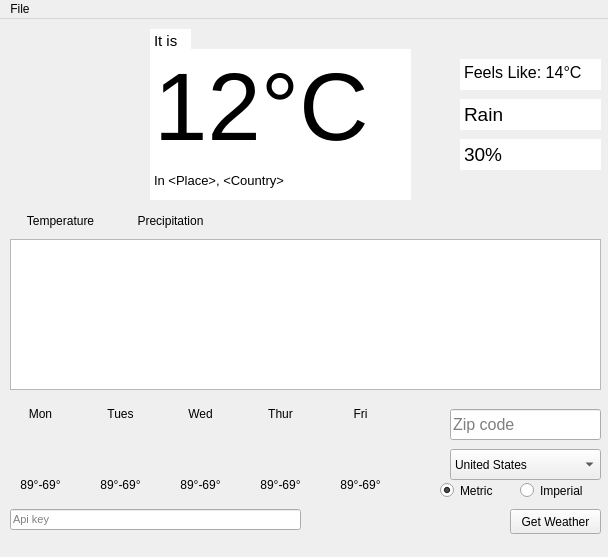
Old version of the form uis/weather_gui.ui in the repository emmafornash/Weather-Report.
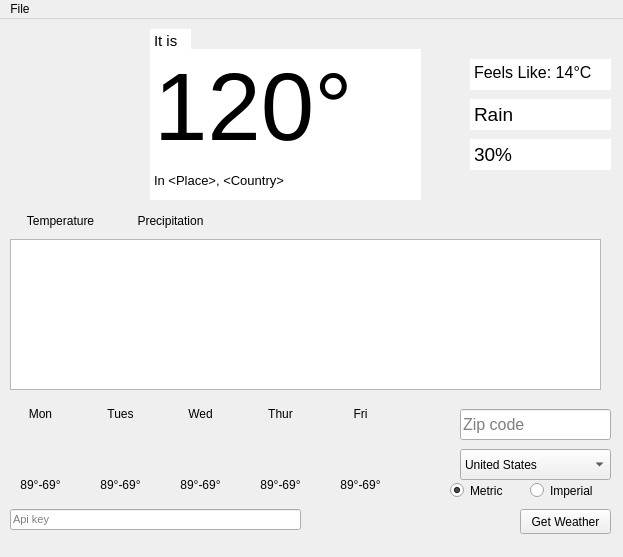
New version of the form. Icons and pictures are not drawn. Custom widgets are drawn as their Qt base class.

Commit message: added a save json option and various other improvements

```diff
--- a/uis/weather_gui.ui
+++ b/uis/weather_gui.ui
@@ -6,7 +6,7 @@
    <rect>
     <x>0</x>
     <y>0</y>
-    <width>608</width>
+    <width>623</width>
     <height>557</height>
    </rect>
   </property>
@@ -19,7 +19,7 @@
      <rect>
       <x>150</x>
       <y>30</y>
-      <width>261</width>
+      <width>271</width>
       <height>121</height>
      </rect>
     </property>
@@ -54,13 +54,13 @@
 &lt;html&gt;&lt;head&gt;&lt;meta name=&quot;qrichtext&quot; content=&quot;1&quot; /&gt;&lt;style type=&quot;text/css&quot;&gt;
 p, li { white-space: pre-wrap; }
 &lt;/style&gt;&lt;/head&gt;&lt;body style=&quot; font-family:'Ubuntu'; font-size:72pt; font-weight:400; font-style:normal;&quot;&gt;
-&lt;p style=&quot; margin-top:0px; margin-bottom:0px; margin-left:0px; margin-right:0px; -qt-block-indent:0; text-indent:0px;&quot;&gt;12°C&lt;/p&gt;&lt;/body&gt;&lt;/html&gt;</string>
+&lt;p style=&quot; margin-top:0px; margin-bottom:0px; margin-left:0px; margin-right:0px; -qt-block-indent:0; text-indent:0px;&quot;&gt;120°C&lt;/p&gt;&lt;/body&gt;&lt;/html&gt;</string>
     </property>
    </widget>
    <widget class="QPushButton" name="get_weather">
     <property name="geometry">
      <rect>
-      <x>510</x>
+      <x>520</x>
       <y>490</y>
       <width>91</width>
       <height>25</height>
@@ -73,7 +73,7 @@
    <widget class="QTextEdit" name="current_weather">
     <property name="geometry">
      <rect>
-      <x>460</x>
+      <x>470</x>
       <y>80</y>
       <width>141</width>
       <height>31</height>
@@ -122,7 +122,7 @@
    <widget class="QTextEdit" name="current_humidity">
     <property name="geometry">
      <rect>
-      <x>460</x>
+      <x>470</x>
       <y>120</y>
       <width>141</width>
       <height>31</height>
@@ -193,7 +193,7 @@
      <rect>
       <x>150</x>
       <y>150</y>
-      <width>261</width>
+      <width>271</width>
       <height>31</height>
      </rect>
     </property>
@@ -217,7 +217,7 @@
    <widget class="QRadioButton" name="imperial_radio">
     <property name="geometry">
      <rect>
-      <x>520</x>
+      <x>530</x>
       <y>460</y>
       <width>81</width>
       <height>23</height>
@@ -230,7 +230,7 @@
    <widget class="QRadioButton" name="metric_radio">
     <property name="geometry">
      <rect>
-      <x>440</x>
+      <x>450</x>
       <y>460</y>
       <width>71</width>
       <height>23</height>
@@ -270,7 +270,7 @@
    <widget class="QLineEdit" name="zipcode_edit">
     <property name="geometry">
      <rect>
-      <x>450</x>
+      <x>460</x>
       <y>390</y>
       <width>151</width>
       <height>31</height>
@@ -291,7 +291,7 @@
    <widget class="QTextEdit" name="current_feels_like">
     <property name="geometry">
      <rect>
-      <x>460</x>
+      <x>470</x>
       <y>40</y>
       <width>141</width>
       <height>31</height>
@@ -359,7 +359,7 @@
    <widget class="QLabel" name="humidity_icon_label">
     <property name="geometry">
      <rect>
-      <x>420</x>
+      <x>430</x>
       <y>120</y>
       <width>31</width>
       <height>31</height>
@@ -378,7 +378,7 @@
    <widget class="QLabel" name="weather_desc_icon_label">
     <property name="geometry">
      <rect>
-      <x>420</x>
+      <x>430</x>
       <y>80</y>
       <width>31</width>
       <height>31</height>
@@ -397,7 +397,7 @@
    <widget class="QLabel" name="extra_icon_label">
     <property name="geometry">
      <rect>
-      <x>420</x>
+      <x>430</x>
       <y>40</y>
       <width>31</width>
       <height>31</height>
@@ -413,7 +413,7 @@
    <widget class="QComboBox" name="country_combo_box">
     <property name="geometry">
      <rect>
-      <x>450</x>
+      <x>460</x>
       <y>430</y>
       <width>151</width>
       <height>31</height>
@@ -906,7 +906,7 @@
     <rect>
      <x>0</x>
      <y>0</y>
-     <width>608</width>
+     <width>623</width>
      <height>22</height>
     </rect>
    </property>
```
Left out of the diff: 9 changed lines with no effect on the pictures. The commit also changes 1 other file.
